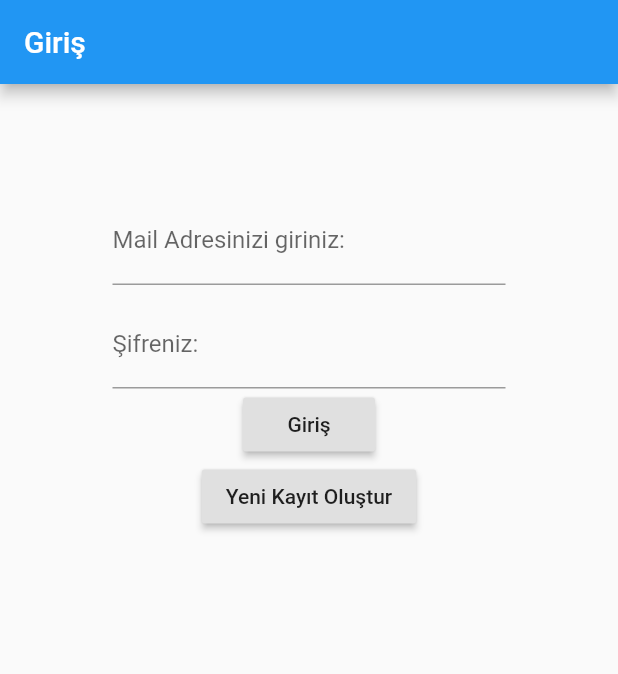
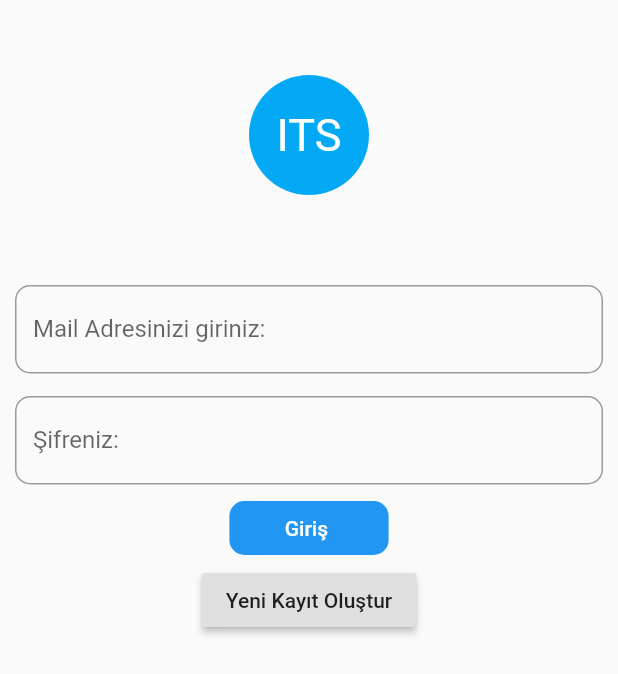
Before and after one commit to SultanSaribas/is_takip_flutter, a Flutter app: the screen it shows after launch, on a phone screen of 412 x 824 dp. Shown: the top 674 px of the screen. Run offline on Flutter 3.47's test engine with Material 2 defaults, Android fonts, the phone set to English and light mode, and no system bars; our stand-ins replace cloud_firestore, firebase_core, google_fonts; accounts and stored records are empty.

Commit message:
Login Ekranı Düzenlendi
Login Ekranı

```diff
--- a/lib/screens/login_screen.dart
+++ b/lib/screens/login_screen.dart
@@ -15,20 +15,31 @@ class _LoginScreenState extends State<LoginScreen> with LoginValidationMixin {
   @override
   Widget build(BuildContext context) {
     return Scaffold(
-      appBar: AppBar(
-        title: Text("Giriş"),
-      ),
-      body: Padding(
-          padding: EdgeInsets.all(75.0),
+        body: Padding(
+      padding: EdgeInsets.only(top: 50.0),
+      child: Column(children: <Widget>[
+        Container(
+            margin: EdgeInsets.only(bottom: 50.0, left: 20.0, right: 20.0),
+            child: CircleAvatar(
+                maxRadius: 40.0,
+                backgroundColor: Colors.lightBlue,
+                child: Text(
+                  "ITS",
+                  style: TextStyle(color: Colors.white, fontSize: 30.0),
+                ))),
+        Container(
+          margin: EdgeInsets.all(10.0),
           child: Form(
             key: formKey,
             child: Column(
+              mainAxisAlignment: MainAxisAlignment.center,
+              crossAxisAlignment: CrossAxisAlignment.center,
+              mainAxisSize: MainAxisSize.max,
               children: <Widget>[
                 buildEmail(),
-                Padding(
-                  padding: EdgeInsets.only(top: 10.0),
-                ),
+                SizedBox(height: 15.0),
                 buildPassWord(),
+                SizedBox(height: 5.0),
                 buildSubmitButton(),
                 RaisedButton(
                   child: Text("Yeni Kayıt Oluştur"),
@@ -41,14 +52,23 @@ class _LoginScreenState extends State<LoginScreen> with LoginValidationMixin {
                 )
               ],
             ),
-          )),
-    );
+          ),
+        ),
+      ]),
+    ));
   }
 
   Widget buildEmail() {
     return TextFormField(
       decoration: InputDecoration(
-          labelText: "Mail Adresinizi giriniz:", hintText: "mail@gmail.com"),
+        labelText: "Mail Adresinizi giriniz:",
+        hintText: "mail@gmail.com",
+        focusedBorder:
+            OutlineInputBorder(borderSide: BorderSide(color: Colors.blueGrey)),
+        border: OutlineInputBorder(
+          borderRadius: BorderRadius.all(Radius.circular(10.0)),
+        ),
+      ),
       validator: validateEmail,
       onSaved: (String v) {
         this.user.email = v;
@@ -60,6 +80,11 @@ class _LoginScreenState extends State<LoginScreen> with LoginValidationMixin {
     return TextFormField(
       decoration: InputDecoration(
         labelText: "Şifreniz:",
+        focusedBorder:
+            OutlineInputBorder(borderSide: BorderSide(color: Colors.blueGrey)),
+        border: OutlineInputBorder(
+          borderRadius: BorderRadius.all(Radius.circular(10.0)),
+        ),
       ),
       validator: validatePassword,
       onSaved: (String p) {
@@ -69,13 +94,20 @@ class _LoginScreenState extends State<LoginScreen> with LoginValidationMixin {
   }
 
   buildSubmitButton() {
-    return RaisedButton(
-        child: Text("Giriş"),
+    return FlatButton(
+        shape: RoundedRectangleBorder(
+          borderRadius: BorderRadius.circular(10.0),
+        ),
+        color: Colors.blue,
+        child: Text(
+          "      Giriş       ",
+          style: TextStyle(color: Colors.white),
+        ),
         onPressed: () {
-          /* if (formKey.currentState.validate()) {
+          if (formKey.currentState.validate()) {
             formKey.currentState.save();
             print(user.email + " " + user.password);
-          } */
+          }
           Navigator.push(
               context, MaterialPageRoute(builder: (context) => Panel()));
         });
```
